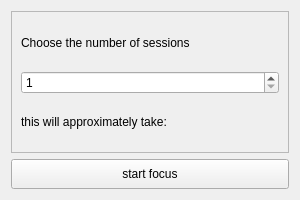
Above: ui/focuswindow.ui from dop14/monkmode before the change. Below: the same form after it.
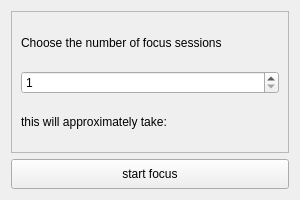
That is the form after the change.

Commit message: UI updates, statistics update, small focus window updates

```diff
--- a/ui/focuswindow.ui
+++ b/ui/focuswindow.ui
@@ -44,7 +44,7 @@
       <item>
        <widget class="QLabel" name="session_label">
         <property name="text">
-         <string>Choose the number of sessions</string>
+         <string>Choose the number of focus sessions</string>
         </property>
        </widget>
       </item>
```
The commit also changes 15 other files.
